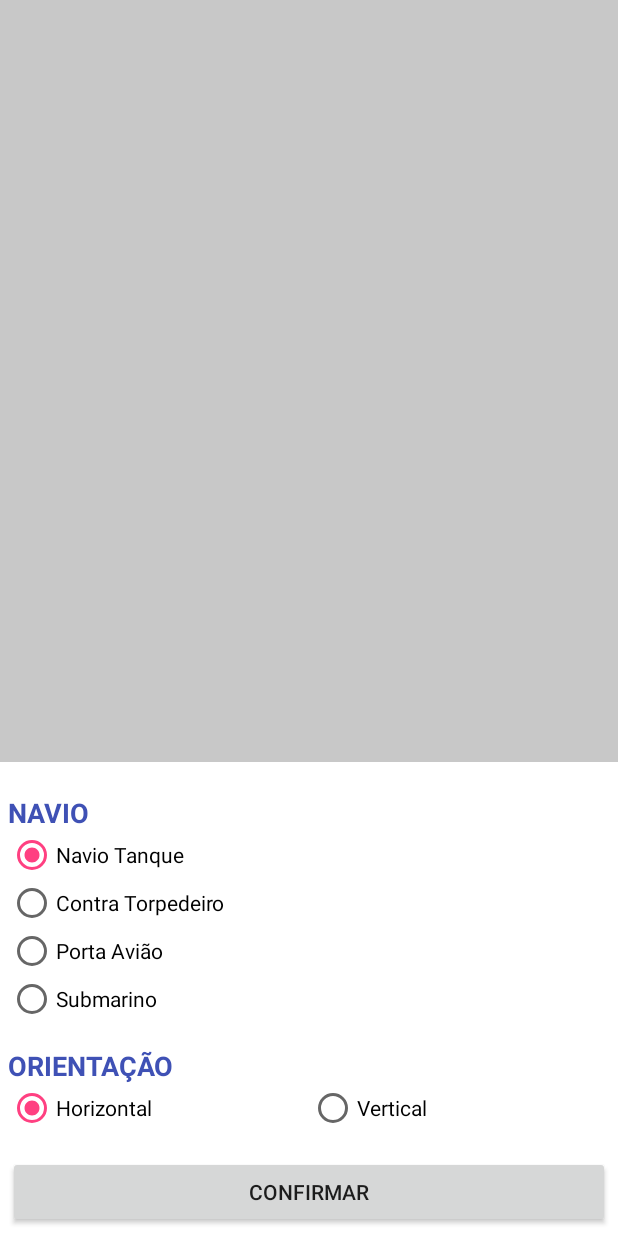
After one commit to ciandt-dojos/kotlin, an Android app: the layout item_selecao_navio.xml on its own in the app's theme, with its tools: preview values and no code run, on a phone screen of 412 x 824 dp. The commit adds this screen. Run offline under Robolectric (Android 15) with nearby library versions, the phone set to English and light mode, and no system bars.

Commit message:
Implementação do menu para posicionar o navio.

```diff
--- a/app/src/main/java/com/ciandt/dojos/kotlin/batalhanaval/ui/jogo/JogoActivity.kt
+++ b/app/src/main/java/com/ciandt/dojos/kotlin/batalhanaval/ui/jogo/JogoActivity.kt
@@ -7,6 +7,11 @@ import android.support.v7.widget.GridLayoutManager
 import com.ciandt.dojos.kotlin.batalhanaval.R
 import kotlinx.android.synthetic.main.activity_tabuleiro.*
 import kotlinx.android.synthetic.main.content_tabuleiro.*
+import android.support.design.widget.BottomSheetBehavior
+import android.widget.FrameLayout
+import android.widget.LinearLayout
+import kotlinx.android.synthetic.main.item_selecao_navio.*
+
 
 class JogoActivity : AppCompatActivity(), JogoContract.View, JogoAdapter.OnItemClickListener {
 
@@ -20,6 +25,20 @@ class JogoActivity : AppCompatActivity(), JogoContract.View, JogoAdapter.OnItemC
         setSupportActionBar(toolbar)
 
         setupRecyclerView()
+        setupBottomSheet()
+
+
+
+    }
+
+    private lateinit var bottomSheetBehavior: BottomSheetBehavior<FrameLayout>
+
+    private fun setupBottomSheet() {
+         bottomSheetBehavior = BottomSheetBehavior.from(menuNavio)
+
+        idConfirmar.setOnClickListener {
+            bottomSheetBehavior.state = BottomSheetBehavior.STATE_HIDDEN
+        }
     }
 
     private fun setupRecyclerView() {
@@ -27,11 +46,17 @@ class JogoActivity : AppCompatActivity(), JogoContract.View, JogoAdapter.OnItemC
             layoutManager = GridLayoutManager(this@JogoActivity, presenter.tamanhoTabuleiro)
             itemAnimator = DefaultItemAnimator()
             setHasFixedSize(true)
-            adapter = JogoAdapter(presenter.tamanhoTabuleiro)
+            adapter = JogoAdapter(presenter.tamanhoTabuleiro,this@JogoActivity)
         }
     }
 
     override fun onItemClick(indiceLinha: Int, indiceColuna: Int) {
-        presenter.atirar(indiceLinha, indiceColuna)
+        presenter.posicionar(indiceLinha, indiceColuna)
+
+
+
+        // bottomSheetBehavior.setState(BottomSheetBehavior.STATE_COLLAPSED)
+        bottomSheetBehavior.setState(BottomSheetBehavior.STATE_EXPANDED)
+        // bottomSheetBehavior.setState(BottomSheetBehavior.STATE_HIDDEN)
     }
 }
--- a/app/src/main/java/com/ciandt/dojos/kotlin/batalhanaval/ui/jogo/JogoContract.kt
+++ b/app/src/main/java/com/ciandt/dojos/kotlin/batalhanaval/ui/jogo/JogoContract.kt
@@ -9,7 +9,7 @@ interface JogoContract {
     interface Presenter {
         val tamanhoTabuleiro: Int
 
-        fun atirar(indiceLinha: Int, indiceColuna: Int)
+        fun posicionar(indiceLinha: Int, indiceColuna: Int)
     }
 
     interface View {
--- a/app/src/main/java/com/ciandt/dojos/kotlin/batalhanaval/ui/jogo/JogoPresenter.kt
+++ b/app/src/main/java/com/ciandt/dojos/kotlin/batalhanaval/ui/jogo/JogoPresenter.kt
@@ -20,7 +20,7 @@ class JogoPresenter(context: Context) : JogoContract.Presenter {
 //        jogo.preencheTabuleiro(jogo.tabuleiro1)
     }
 
-    override fun atirar(indiceLinha: Int, indiceColuna: Int) {
+    override fun posicionar(indiceLinha: Int, indiceColuna: Int) {
 //        jogo.jogar(criarPosicao(indiceLinha, indiceColuna))
     }
 
--- a/app/src/main/res/layout/activity_tabuleiro.xml
+++ b/app/src/main/res/layout/activity_tabuleiro.xml
@@ -23,4 +23,7 @@
 
     <include layout="@layout/content_tabuleiro"/>
 
+    <!-- include bottom sheet -->
+    <include layout="@layout/item_selecao_navio" />
+
 </android.support.design.widget.CoordinatorLayout>
--- /dev/null
+++ b/app/src/main/res/layout/item_selecao_navio.xml
@@ -0,0 +1,108 @@
+<?xml version="1.0" encoding="utf-8"?>
+
+<FrameLayout android:id="@+id/menuNavio"
+             xmlns:android="http://schemas.android.com/apk/res/android"
+             xmlns:app="http://schemas.android.com/apk/res-auto"
+             android:layout_width="match_parent"
+             android:layout_height="match_parent"
+             app:behavior_hideable="true"
+             android:background="#3000"
+             app:behavior_peekHeight="0dp"
+             app:layout_behavior="android.support.design.widget.BottomSheetBehavior"
+    >
+
+    <LinearLayout
+                  xmlns:android="http://schemas.android.com/apk/res/android"
+                  xmlns:app="http://schemas.android.com/apk/res-auto"
+                  android:layout_width="match_parent"
+                  android:layout_height="wrap_content"
+                  android:background="@color/branco"
+                  android:orientation="vertical"
+                  android:layout_gravity="bottom"
+                  android:padding="@dimen/item_selecao_padding"
+                  >
+
+        <TextView
+            android:layout_width="wrap_content"
+            android:layout_height="wrap_content"
+            android:layout_marginTop="@dimen/item_selecao_title_margin_top"
+            android:text="@string/navio"
+            android:textAllCaps="true"
+            android:textColor="@color/colorPrimary"
+            android:textSize="@dimen/item_selecao_title_text_size"
+            android:textStyle="bold"/>
+
+        <RadioGroup
+            android:id="@+id/radioGroup"
+            android:layout_width="match_parent"
+            android:layout_height="wrap_content"
+            app:layout_constraintEnd_toEndOf="parent"
+            app:layout_constraintStart_toStartOf="parent"
+            app:layout_constraintTop_toTopOf="parent">
+
+            <RadioButton
+                android:id="@+id/idNavioTanque"
+                android:layout_width="match_parent"
+                android:layout_height="wrap_content"
+                android:checked="true"
+                android:text="@string/navio_tanque"/>
+
+            <RadioButton
+                android:id="@+id/idContraTorpedeiro"
+                android:layout_width="match_parent"
+                android:layout_height="wrap_content"
+                android:text="@string/contra_torpedeiro"/>
+
+            <RadioButton
+                android:id="@+id/idPortaAviao"
+                android:layout_width="match_parent"
+                android:layout_height="wrap_content"
+                android:text="@string/porta_aviao"/>
+
+            <RadioButton
+                android:id="@+id/idSubmarino"
+                android:layout_width="match_parent"
+                android:layout_height="wrap_content"
+                android:text="@string/submarino"/>
+        </RadioGroup>
+
+        <TextView
+            android:layout_width="wrap_content"
+            android:layout_height="wrap_content"
+            android:layout_marginTop="@dimen/item_selecao_title_margin_top"
+            android:text="@string/orientacao"
+            android:textAllCaps="true"
+            android:textColor="@color/colorPrimary"
+            android:textSize="@dimen/item_selecao_title_text_size"
+            android:textStyle="bold"/>
+
+        <RadioGroup
+            android:layout_width="match_parent"
+            android:layout_height="wrap_content"
+            android:orientation="horizontal">
+
+            <RadioButton
+                android:id="@+id/idHorizontal"
+                android:layout_width="0dp"
+                android:layout_height="wrap_content"
+                android:layout_weight="1"
+                android:checked="true"
+                android:text="@string/horizontal"/>
+
+            <RadioButton
+                android:id="@+id/idVertical"
+                android:layout_width="0dp"
+                android:layout_height="wrap_content"
+                android:layout_weight="1"
+                android:text="@string/vertical"/>
+        </RadioGroup>
+
+        <Button
+            android:id="@+id/idConfirmar"
+            android:layout_width="match_parent"
+            android:layout_height="wrap_content"
+            android:layout_marginTop="@dimen/item_selecao_botao_confirmar"
+            android:text="@string/confirmar"/>
+
+    </LinearLayout>
+</FrameLayout>
--- a/app/src/main/res/values/colors.xml
+++ b/app/src/main/res/values/colors.xml
@@ -8,4 +8,5 @@
     <color name="colorItemTabuleiroNavio">#42434E</color>
     <color name="colorItemTabuleiroNavioAtingido">#EE502C</color>
     <color name="colorItemTabuleiroAgua">#BBC1EA</color>
+    <color name="branco">#fff</color>
 </resources>
--- a/app/src/main/res/values/dimens.xml
+++ b/app/src/main/res/values/dimens.xml
@@ -2,4 +2,8 @@
     <dimen name="fab_margin">16dp</dimen>
     <dimen name="item_tabuleiro_tamanho">32dp</dimen>
     <dimen name="item_tabuleiro_espacamento">0.5dp</dimen>
+    <dimen name="item_selecao_padding">5dp</dimen>
+    <dimen name="item_selecao_title_text_size">18sp</dimen>
+    <dimen name="item_selecao_title_margin_top">16dp</dimen>
+    <dimen name="item_selecao_botao_confirmar">16dp</dimen>
 </resources>
--- a/app/src/main/res/values/strings.xml
+++ b/app/src/main/res/values/strings.xml
@@ -1,4 +1,13 @@
 <resources>
     <string name="app_name">Batalha Naval</string>
     <string name="action_settings">Settings</string>
+    <string name="submarino">Submarino</string>
+    <string name="porta_aviao">Porta Avião</string>
+    <string name="contra_torpedeiro">Contra Torpedeiro</string>
+    <string name="navio_tanque">Navio Tanque</string>
+    <string name="horizontal">Horizontal</string>
+    <string name="vertical">Vertical</string>
+    <string name="confirmar">Confirmar</string>
+    <string name="orientacao">Orientação</string>
+    <string name="navio">Navio</string>
 </resources>
```
